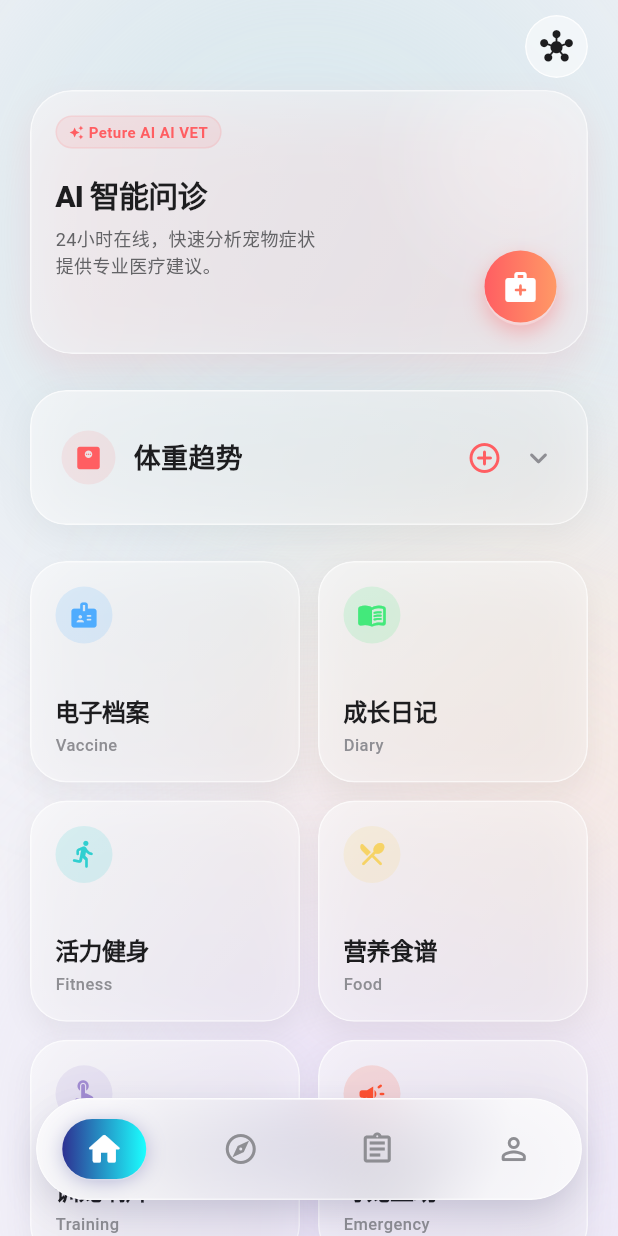
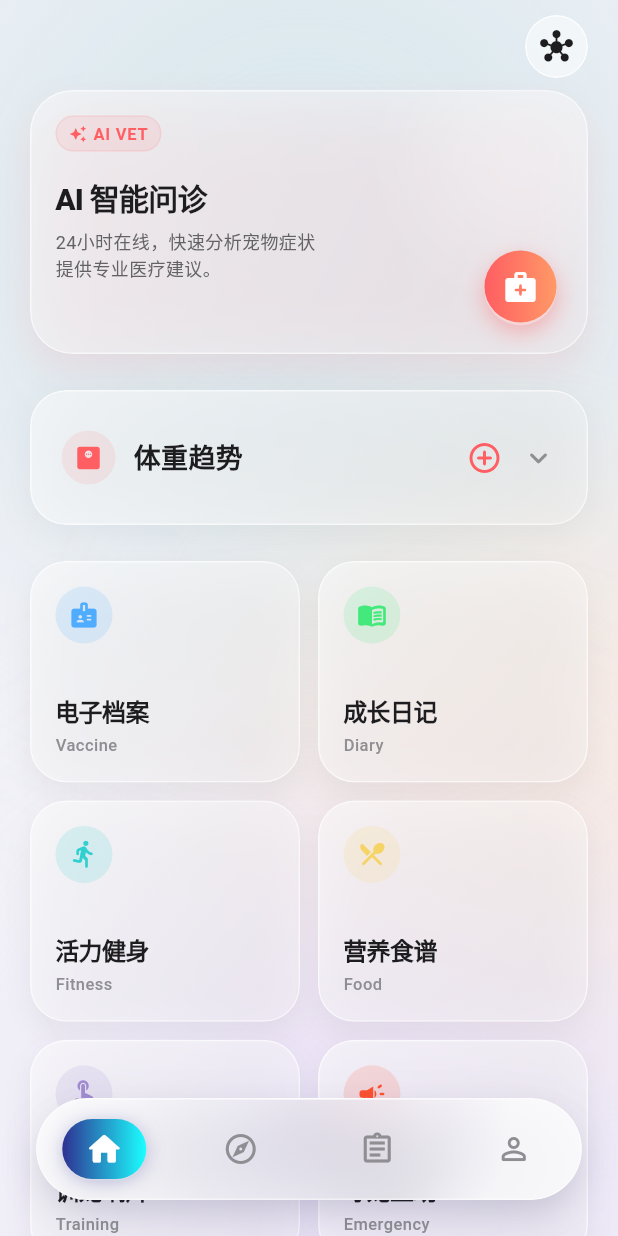
Before and after one commit to PetureZCHS/Peture, a Flutter app: the HomeScreen screen opened directly, on a phone screen of 412 x 824 dp. Run offline on Flutter 3.47's test engine with Material 3 defaults, Android fonts, the phone set to English and light mode, and no system bars; our stand-ins replace adaptive_theme, audioplayers, confetti, fl_chart, flutter_markdown, flutter_staggered_animations and 6 more; accounts and stored records are empty; network calls fail.

Commit message:
fix(ui): home screen AI VET

```diff
--- a/lib/home_screen.dart
+++ b/lib/home_screen.dart
@@ -658,23 +658,16 @@ class _HomeDashboardContent extends StatelessWidget {
                             mainAxisSize: MainAxisSize.min,
                             children: [
                               Icon(Icons.auto_awesome,
-                                  size: 10,
+                                  size: 12,
                                   color: AppColors.warmGradient.colors.first),
-                              const SizedBox(width: 3),
-                              Text("Peture AI ",
+                              const SizedBox(width: 4),
+                              Text("AI VET",
                                   style: TextStyle(
-                                      fontSize: 10,
+                                      fontSize: 11,
                                       fontWeight: FontWeight.bold,
                                       color:
                                           AppColors.warmGradient.colors.first,
-                                      letterSpacing: 0.3)),
-                              Text("AI VET",
-                                  style: TextStyle(
-                                      fontSize: 10,
-                                      fontWeight: FontWeight.bold,
-                                      color:
-                                          AppColors.warmGradient.colors.first,
-                                      letterSpacing: 0.3)),
+                                      letterSpacing: 0.5)),
                             ],
                           ),
                         ),
```
